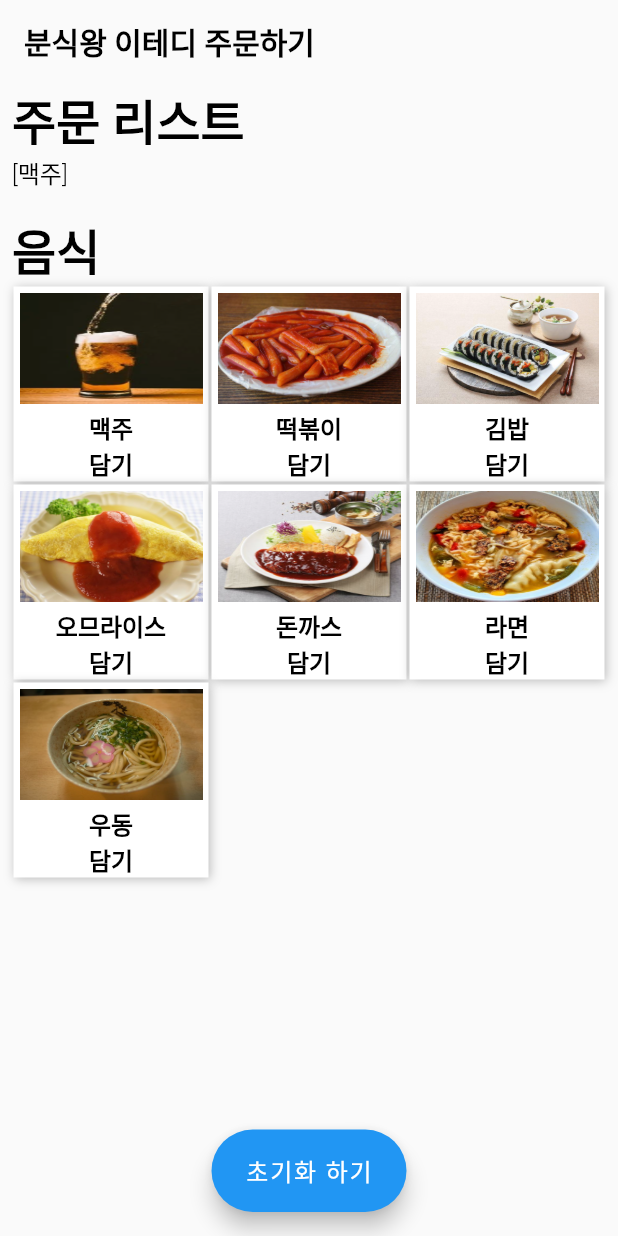
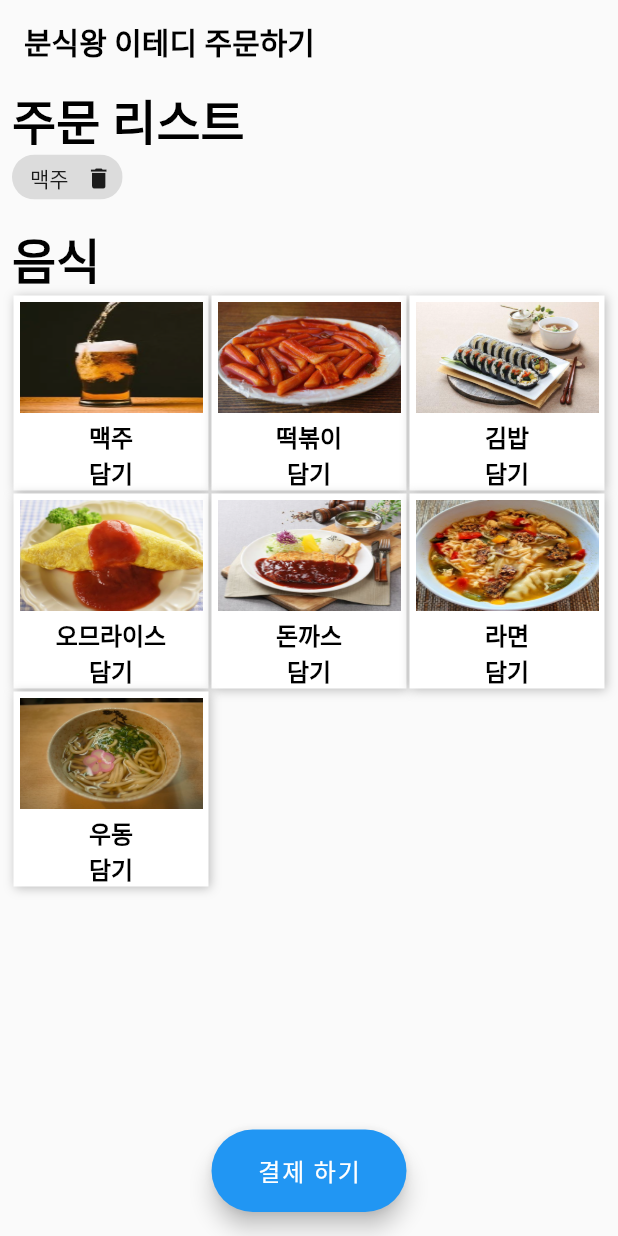
Before and after one commit to 9weeks-flutter-sfac/assignment_Jaehyun, a Flutter app: the screen it shows after launch, after a tap on "맥주", on a phone screen of 412 x 824 dp. Run offline on Flutter 3.47's test engine with Material 2 defaults, Android fonts, the phone set to English and light mode, and no system bars.

Commit message:
6일차 과제 2 완성

```diff
--- a/day6/assignment2/lib/main.dart
+++ b/day6/assignment2/lib/main.dart
@@ -16,6 +16,22 @@ class MyApp extends StatefulWidget {
 }
 
 class _MyAppState extends State<MyApp> {
+  @override
+  Widget build(BuildContext context) {
+    return MaterialApp(
+      home: HomePage(),
+    );
+  }
+}
+
+class HomePage extends StatefulWidget {
+  const HomePage({super.key});
+
+  @override
+  State<HomePage> createState() => _HomePageState();
+}
+
+class _HomePageState extends State<HomePage> {
   List<Item> Items = [
     Item('맥주', 'assets/imgs/option_beer.png'),
     Item('떡볶이', 'assets/imgs/option_bokki.png'),
@@ -26,19 +42,32 @@ class _MyAppState extends State<MyApp> {
     Item('우동', 'assets/imgs/option_udon.png'),
   ];
 
-  List<String> result = [];
+  List<String> orderList = [];
+
+  void deleteOrderList(String name) {
+    setState(() {
+      orderList.remove(name);
+    });
+  }
 
   @override
   Widget build(BuildContext context) {
-    return MaterialApp(
-      home: Scaffold(
+    return Scaffold(
       resizeToAvoidBottomInset: false,
       appBar: AppBar(
         backgroundColor: Colors.transparent,
         elevation: 0,
-          title: Text(
+        title: GestureDetector(
+          onDoubleTap: () {
+            Navigator.push(
+              context,
+              MaterialPageRoute(builder: (context) => SecondPage()),
+            );
+          },
+          child: Text(
             '분식왕 이테디 주문하기',
             style: TextStyle(color: Colors.black, fontWeight: FontWeight.bold),
+          ),
         ),
       ),
       body: DefaultTextStyle(
@@ -51,9 +80,32 @@ class _MyAppState extends State<MyApp> {
             crossAxisAlignment: CrossAxisAlignment.start,
             children: [
               Text('주문 리스트'),
-                Text(
-                  result.toString(),
-                  style: TextStyle(fontSize: 16, fontWeight: FontWeight.w300),
+              // Text(
+              //   result.toString(),
+              //   style: TextStyle(fontSize: 16, fontWeight: FontWeight.w300),
+              // ),
+              orderList.isEmpty
+                  ? Container(
+                      margin: EdgeInsets.only(top: 8),
+                      child: Center(
+                          child: Text('주문한 메뉴가 없습니다.',
+                              style: TextStyle(
+                                  fontSize: 14,
+                                  fontWeight: FontWeight.normal))),
+                    )
+                  : Container(
+                      height: 30,
+                      child: ListView.builder(
+                        scrollDirection: Axis.horizontal,
+                        itemCount: orderList.length,
+                        itemBuilder: (context, index) {
+                          return Chip(
+                              label: Text(orderList[index]),
+                              deleteIcon: Icon(Icons.delete),
+                              onDeleted: () =>
+                                  deleteOrderList(orderList[index]));
+                        },
+                      ),
                     ),
               Container(padding: EdgeInsets.only(top: 16), child: Text('음식')),
               Expanded(
@@ -67,7 +119,7 @@ class _MyAppState extends State<MyApp> {
                       child: GestureDetector(
                         onTap: () {
                           setState(() {
-                              result.add(Items[index].name);
+                            orderList.add(Items[index].name);
                           });
                         },
                         child: Container(
@@ -111,25 +163,62 @@ class _MyAppState extends State<MyApp> {
           ),
         )),
       ),
-        floatingActionButton: SizedBox(
+
+      floatingActionButton: orderList.isNotEmpty
+          ? SizedBox(
               width: 130,
               height: 55,
               child: FloatingActionButton.extended(
                 label: Text(
-              '초기화 하기',
+                  '결제 하기',
                   style: TextStyle(
                     fontSize: 16,
                   ),
                 ),
                 onPressed: () {
                   setState(() {
-                result.clear();
+                    print('결제버튼누름');
                   });
                 },
               ),
-        ),
+            )
+          : null,
       floatingActionButtonLocation:
           FloatingActionButtonLocation.centerFloat, // Here
+    );
+  }
+}
+
+class SecondPage extends StatelessWidget {
+  SecondPage({super.key});
+
+  List<String> menu = ['메뉴수정', '메뉴추가', '메뉴삭제'];
+  @override
+  Widget build(BuildContext context) {
+    return Scaffold(
+      appBar: AppBar(
+        title: Text('관리자페이지'),
+      ),
+      body: Column(
+        children: menu
+            .map((e) => Container(
+                  margin: EdgeInsets.symmetric(horizontal: 16),
+                  padding: EdgeInsets.symmetric(vertical: 22),
+                  child: GestureDetector(
+                    onTap: () => print('클릭'),
+                    child: Row(
+                      mainAxisAlignment: MainAxisAlignment.spaceBetween,
+                      children: [
+                        Text(
+                          e,
+                          style: TextStyle(fontSize: 16),
+                        ),
+                        Icon(Icons.navigate_next)
+                      ],
+                    ),
+                  ),
+                ))
+            .toList(),
       ),
     );
   }
```
Lines whose indentation alone changed are shown as unchanged.
